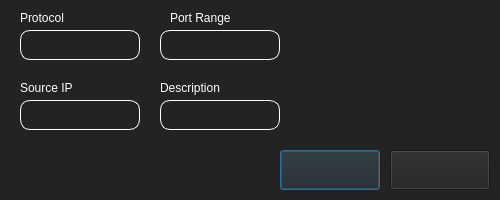
First picture: the form in components/page2/sub/NetworkPopup.ui, repository TF-LAVENDER/Lavender, before the edit.
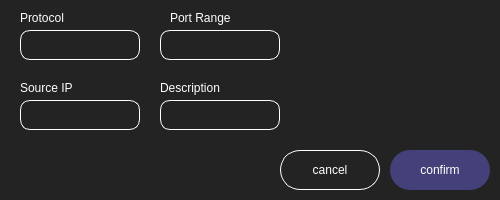
Second picture: the form after the edit. Icons and pictures are not drawn.

Commit message: style : use button style img to css

The edit to the form file:
```diff
--- a/components/page2/sub/NetworkPopup.ui
+++ b/components/page2/sub/NetworkPopup.ui
@@ -60,11 +60,13 @@
     </rect>
    </property>
    <property name="styleSheet">
-    <string notr="true">border-image: url(&quot;components/page2/sub/images/2.png&quot;);
-margin: 0;</string>
+    <string notr="true">margin: 0;
+border: 1px solid white;
+border-radius: 20px;
+color: #ffffff;</string>
    </property>
    <property name="text">
-    <string/>
+    <string>cancel</string>
    </property>
   </widget>
   <widget class="QPushButton" name="confirmButton">
@@ -77,11 +79,13 @@
     </rect>
    </property>
    <property name="styleSheet">
-    <string notr="true">border-image: url(&quot;components/page2/sub/images/1.png&quot;);
-margin: 0;</string>
+    <string notr="true">margin: 0;
+border-radius: 20px;
+background: #44407A;
+color: #ffffff;</string>
    </property>
    <property name="text">
-    <string/>
+    <string>confirm</string>
    </property>
   </widget>
   <widget class="QLabel" name="portRangeLabel">
```
The commit also changes 4 other files.
